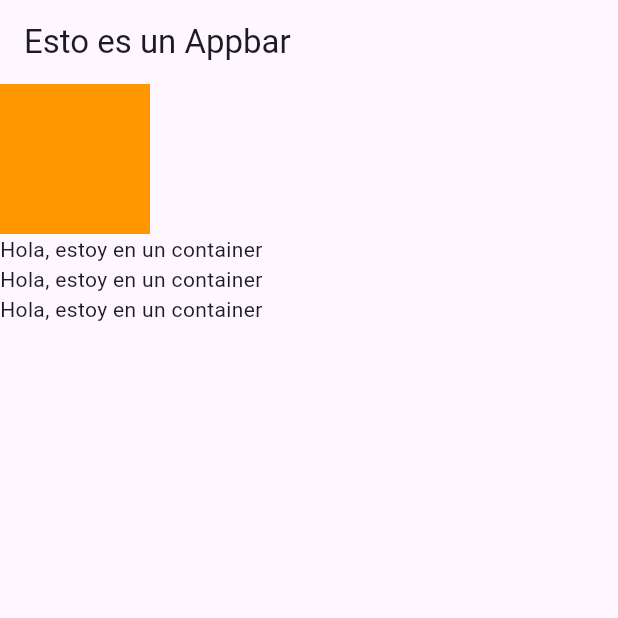
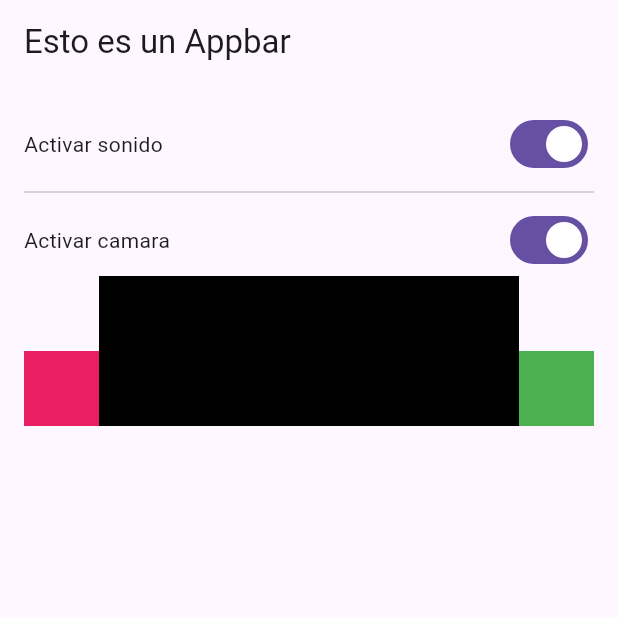
Before and after one commit to sebudea/FlutterLearn, a Flutter app: the screen it shows after launch, on a phone screen of 412 x 824 dp, the top half of it. Run offline on Flutter 3.47's test engine with Material 3 defaults, Android fonts, the phone set to English and light mode, and no system bars.

Commit message:
Flutter Row

```diff
--- a/lib/main.dart
+++ b/lib/main.dart
@@ -13,19 +13,53 @@ class MyApp extends StatelessWidget {
         appBar: AppBar(
           title: const Text("Esto es un Appbar"),
         ),
-        body: SizedBox(
-          width: double.infinity,
+        body: Padding(
+          padding: const EdgeInsets.all(16.0),
           child: Column(
-            crossAxisAlignment: CrossAxisAlignment.start,
             children: <Widget>[
-              Container(
-                color: Colors.orange,
-                height: 100,
-                width: 100,
+              Row(
+                mainAxisAlignment: MainAxisAlignment.spaceBetween,
+                children: <Widget>[
+                  Text("Activar sonido"),
+                  Switch(
+                    value: true,
+                    onChanged: (value) {},
+                  )
+                ],
               ),
-              Text("Hola, estoy en un container"),
-              Text("Hola, estoy en un container"),
-              Text("Hola, estoy en un container"),
+              Divider(),
+              Row(
+                children: <Widget>[
+                  Expanded(child: Text("Activar camara")),
+                  Switch(
+                    value: true,
+                    onChanged: (value) {},
+                  )
+                ],
+              ),
+              Row(
+                mainAxisAlignment: MainAxisAlignment.spaceAround,
+                crossAxisAlignment: CrossAxisAlignment.end,
+                children: <Widget>[
+                  Container(
+                    height: 50,
+                    width: 50,
+                    color: Colors.pink,
+                  ),
+                  Expanded(
+                    child: Container(
+                      height: 100,
+                      width: 50,
+                      color: Colors.black,
+                    ),
+                  ),
+                  Container(
+                    height: 50,
+                    width: 50,
+                    color: Colors.green,
+                  ),
+                ],
+              )
             ],
           ),
         ),
```
